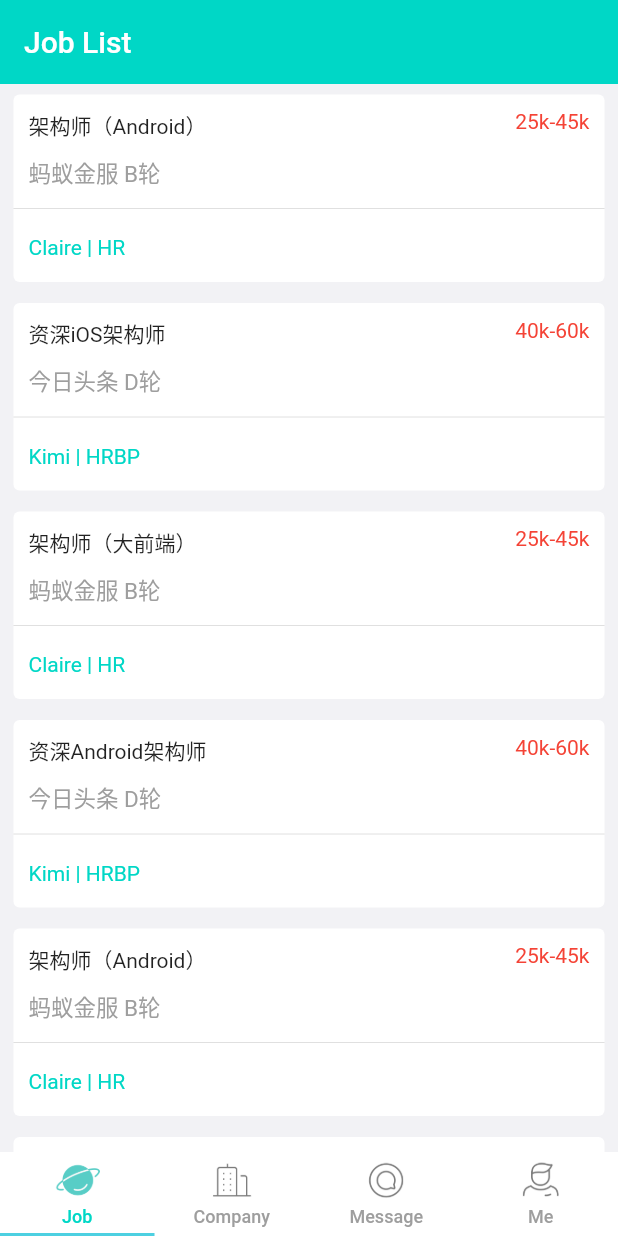
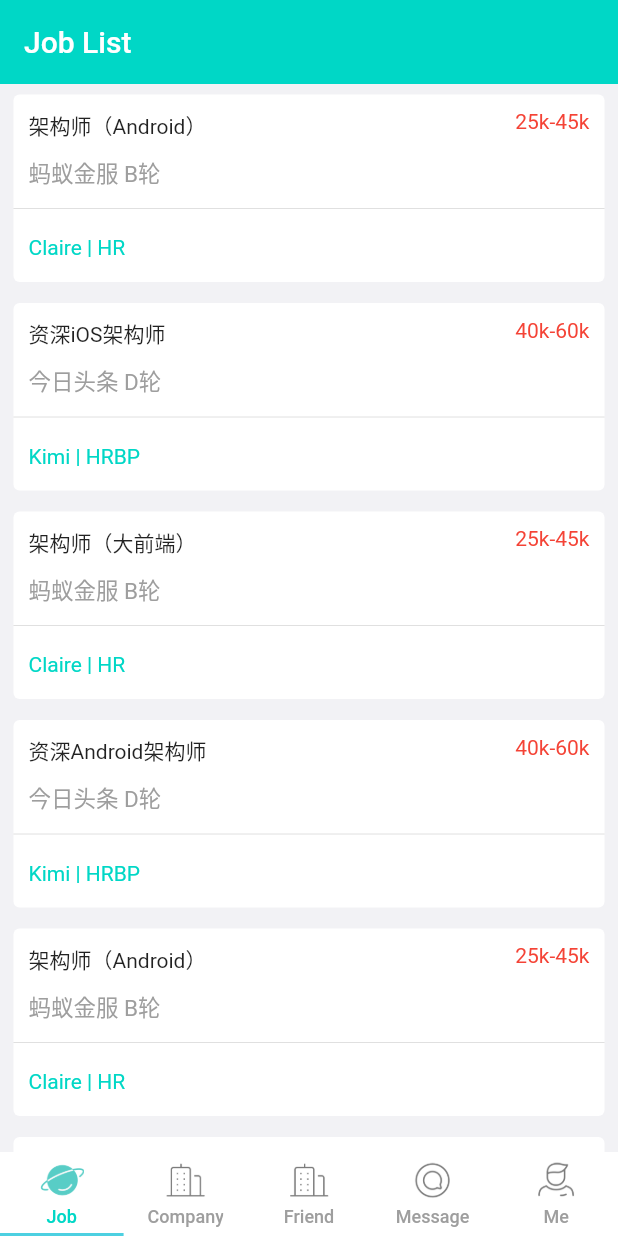
Before and after one commit to wghglory/flutter_boss, a Flutter app: the screen it shows after launch, on a phone screen of 412 x 824 dp. Run offline on Flutter 3.47's test engine with Material 2 defaults, Android fonts, the phone set to English and light mode, and no system bars; our stand-ins replace pull_to_refresh.

Commit message:
Add friend list

```diff
--- a/lib/app.dart
+++ b/lib/app.dart
@@ -3,6 +3,7 @@ import 'package:flutter/material.dart';
 import 'package:flutter_boss/component/tab-item.dart';
 
 import 'package:flutter_boss/screen/company/company-list.dart';
+import 'package:flutter_boss/screen/friend/friend-list.dart';
 import 'package:flutter_boss/screen/job/job-list.dart';
 import 'package:flutter_boss/screen/me/me.dart';
 import 'package:flutter_boss/screen/message/message.dart';
@@ -21,6 +22,7 @@ class _BossAppState extends State<BossApp> with SingleTickerProviderStateMixin {
   var _widgets = [
     JobListScreen(),
     CompanyListScreen(),
+    FriendListScreen(),
     MessageScreen(),
     MeScreen()
   ];
@@ -75,19 +77,28 @@ class _BossAppState extends State<BossApp> with SingleTickerProviderStateMixin {
             ),
             IconTabItem(
               icon: _currentIndex == 2
-                  ? 'assets/images/ic_main_tab_contacts_pre.png'
-                  : 'assets/images/ic_main_tab_contacts_nor.png',
-              text: 'Message',
+                  ? 'assets/images/ic_main_tab_company_pre.png'
+                  : 'assets/images/ic_main_tab_company_nor.png',
+              text: 'Friend',
               color: _currentIndex == 2
                   ? Theme.of(context).primaryColor
                   : Colors.grey,
             ),
             IconTabItem(
               icon: _currentIndex == 3
+                  ? 'assets/images/ic_main_tab_contacts_pre.png'
+                  : 'assets/images/ic_main_tab_contacts_nor.png',
+              text: 'Message',
+              color: _currentIndex == 3
+                  ? Theme.of(context).primaryColor
+                  : Colors.grey,
+            ),
+            IconTabItem(
+              icon: _currentIndex == 4
                   ? 'assets/images/ic_main_tab_my_pre.png'
                   : 'assets/images/ic_main_tab_my_nor.png',
               text: 'Me',
-              color: _currentIndex == 3
+              color: _currentIndex == 4
                   ? Theme.of(context).primaryColor
                   : Colors.grey,
             )
--- /dev/null
+++ b/lib/model/friend.dart
@@ -0,0 +1,26 @@
+import 'package:flutter/material.dart';
+import 'dart:convert';
+
+class Friend {
+  @required
+  final String avatar;
+  @required
+  final String name;
+  @required
+  final String email;
+
+  Friend({this.avatar, this.name, this.email});
+
+  static List<Friend> resolveData(String jsonString) {
+    var json = jsonDecode(jsonString);
+    var list = json['results'];
+
+    return list
+        .map((item) => new Friend(
+            name: '${item['name']['first']} ${item['name']['last']}',
+            avatar: item['picture']['large'],
+            email: item['email']))
+        .toList()
+        .cast<Friend>();
+  }
+}
```
Also changed, not shown: lib/screen/friend/friend-list.dart (added, +85 -0 lines).
